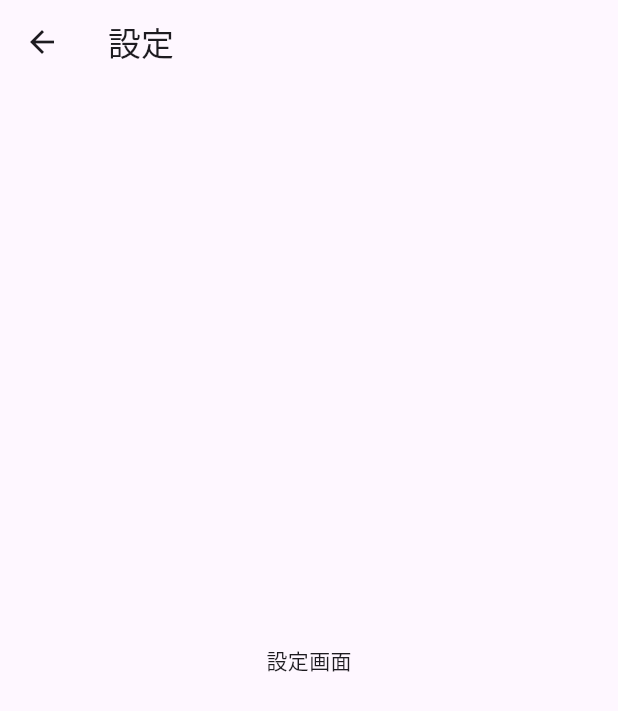
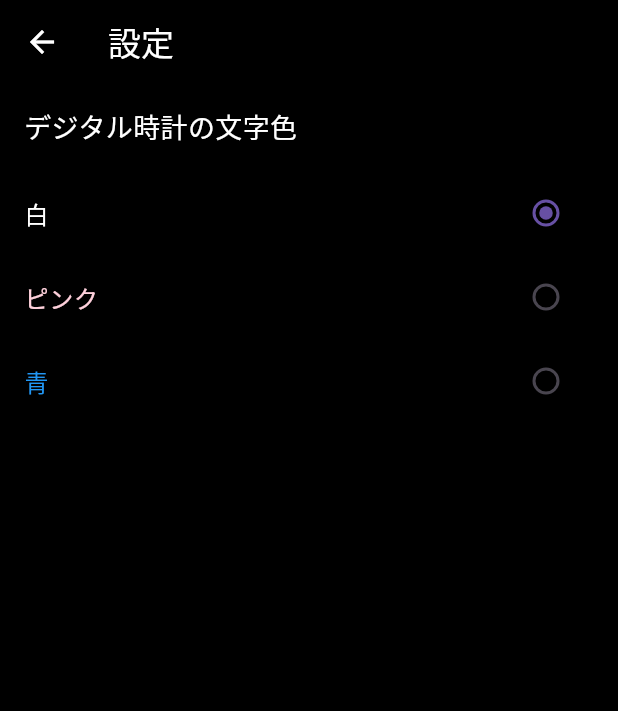
Before and after one commit to Moyuchiiii/alarm_app, a Flutter app: the screen it shows after launch, after a tap on the "alarm" icon, after a tap on the "settings" icon, on a phone screen of 412 x 824 dp. Shown: the top 711 px of the screen. Run offline on Flutter 3.47's test engine with Material 3 defaults, Android fonts, the phone set to English and light mode, and no system bars.

Commit message:
テーマを実装

```diff
--- a/lib/alarm_screen.dart
+++ b/lib/alarm_screen.dart
@@ -5,9 +5,13 @@ class AlarmScreen extends StatelessWidget {
 
   @override
   Widget build(BuildContext context) {
+    final Color appColor = Theme.of(context).primaryTextTheme.titleLarge?.color ?? Colors.white;
     return Scaffold(
+      backgroundColor: Colors.black,
       appBar: AppBar(
-        title: const Text('アラーム'),
+        backgroundColor: Colors.black,
+        iconTheme: IconThemeData(color: appColor),
+        title: Text('アラーム', style: TextStyle(color: appColor)),
       ),
       body: const Center(
         child: Text('アラーム画面'),
--- a/lib/main.dart
+++ b/lib/main.dart
@@ -18,6 +18,9 @@ class MyApp extends StatelessWidget {
       title: 'Alarm App',
       theme: ThemeData(
         primarySwatch: Colors.blue,
+        primaryTextTheme: TextTheme(
+          titleLarge: TextStyle(color: Colors.white),
+        ),
       ),
       home: const HomePage(),
     );
@@ -33,6 +36,7 @@ class HomePage extends StatefulWidget {
 
 class _HomePageState extends State<HomePage> {
   String _currentTime = '';
+  Color _clockColor = Colors.white; // デフォルトの文字色を白に設定
 
   @override
   void initState() {
@@ -51,14 +55,16 @@ class _HomePageState extends State<HomePage> {
   @override
   Widget build(BuildContext context) {
     return Scaffold(
+      backgroundColor: Colors.black, // 背景色を黒に固定
       body: Stack(
         children: [
           Center(
             child: Text(
               _currentTime,
-              style: const TextStyle(
-                fontSize: 50, // サイズを大きく設定
-                fontFamily: 'Y-RabbitFont', // カスタムフォントを適用
+              style: TextStyle(
+                fontSize: 50,
+                fontFamily: 'Y-RabbitFont',
+                color: _clockColor, // 文字色を変数から設定
               ),
             ),
           ),
@@ -73,7 +79,7 @@ class _HomePageState extends State<HomePage> {
                 );
               },
               tooltip: 'アラーム',
-              icon: const Icon(Icons.alarm),
+              icon: Icon(Icons.alarm, color: _clockColor),
               iconSize: 40, // サイズを調整
             ),
           ),
@@ -86,11 +92,20 @@ class _HomePageState extends State<HomePage> {
                   onPressed: () {
                     Navigator.push(
                       context,
-                      MaterialPageRoute(builder: (context) => const SettingsScreen()),
+                      MaterialPageRoute(
+                        builder: (context) => SettingsScreen(
+                          currentClockColor: _clockColor,
+                          onClockColorChanged: (Color newColor) {
+                            setState(() {
+                              _clockColor = newColor;
+                            });
+                          },
+                        ),
+                      ),
                     );
                   },
                   tooltip: '設定',
-                  icon: const Icon(Icons.settings),
+                  icon: Icon(Icons.settings, color: _clockColor), // アイコンの色を動的に設定
                   iconSize: 30, // サイズを調整
                 ),
                 const SizedBox(height: 10),
@@ -102,7 +117,7 @@ class _HomePageState extends State<HomePage> {
                     );
                   },
                   tooltip: 'ヘルプ',
-                  icon: const Icon(Icons.help),
+                  icon: Icon(Icons.help, color: _clockColor), // アイコンの色を動的に設定
                   iconSize: 30, // サイズを調整
                 ),
               ],
@@ -119,7 +134,7 @@ class _HomePageState extends State<HomePage> {
                 );
               },
               tooltip: 'タイマー',
-              icon: const Icon(Icons.timer),
+              icon: Icon(Icons.timer, color: _clockColor),
               iconSize: 40, // サイズを調整
             ),
           ),
--- a/lib/settings_screen.dart
+++ b/lib/settings_screen.dart
@@ -1,16 +1,70 @@
 import 'package:flutter/material.dart';
 
-class SettingsScreen extends StatelessWidget {
-  const SettingsScreen({super.key});
+class SettingsScreen extends StatefulWidget {
+  final Function(Color) onClockColorChanged;
+  final Color currentClockColor;
 
+  const SettingsScreen({
+    super.key,
+    required this.onClockColorChanged,
+    required this.currentClockColor,
+  });
+
+  @override
+  State<SettingsScreen> createState() => _SettingsScreenState();
+}
+
+class _SettingsScreenState extends State<SettingsScreen> {
   @override
   Widget build(BuildContext context) {
     return Scaffold(
+      backgroundColor: Colors.black,
       appBar: AppBar(
-        title: const Text('設定'),
+        title: const Text('設定', style: TextStyle(color: Colors.white)),
+        backgroundColor: Colors.black,
+        iconTheme: const IconThemeData(color: Colors.white), // 戻るボタンの色を設定
       ),
-      body: const Center(
-        child: Text('設定画面'),
+      body: Column(
+        crossAxisAlignment: CrossAxisAlignment.start,
+        children: [
+          const Padding(
+            padding: EdgeInsets.all(16.0),
+            child: Text(
+              'デジタル時計の文字色',
+              style: TextStyle(color: Colors.white, fontSize: 18),
+            ),
+          ),
+          ListTile(
+            title: const Text('白', style: TextStyle(color: Colors.white)),
+            trailing: Radio<Color>(
+              value: Colors.white,
+              groupValue: widget.currentClockColor,
+              onChanged: (Color? value) {
+                if (value != null) widget.onClockColorChanged(value);
+              },
+            ),
+          ),
+          ListTile(
+            title: const Text('ピンク', style: TextStyle(color: Color(0xFFFFD1DC))),
+            trailing: Radio<Color>(
+              value: Color(0xFFFFD1DC),
+              groupValue: widget.currentClockColor,
+              onChanged: (Color? value) {
+                if (value != null) widget.onClockColorChanged(value);
+              },
+            ),
+          ),
+          ListTile(
+            title: const Text('青', style: TextStyle(color: Colors.blue)),
+            trailing: Radio<Color>(
+              value: Colors.blue,
+              groupValue: widget.currentClockColor,
+              onChanged: (Color? value) {
+                if (value != null) widget.onClockColorChanged(value);
+              },
+            ),
+          ),
+        ],
       ),
     );
   }
--- a/lib/timer_screen.dart
+++ b/lib/timer_screen.dart
@@ -5,9 +5,13 @@ class TimerScreen extends StatelessWidget {
 
   @override
   Widget build(BuildContext context) {
+    final Color appColor = Theme.of(context).primaryTextTheme.titleLarge?.color ?? Colors.white;
     return Scaffold(
+      backgroundColor: Colors.black,
       appBar: AppBar(
-        title: const Text('タイマー'),
+        backgroundColor: Colors.black,
+        iconTheme: IconThemeData(color: appColor),
+        title: Text('タイマー', style: TextStyle(color: appColor)),
       ),
       body: const Center(
         child: Text('タイマー画面'),
```
